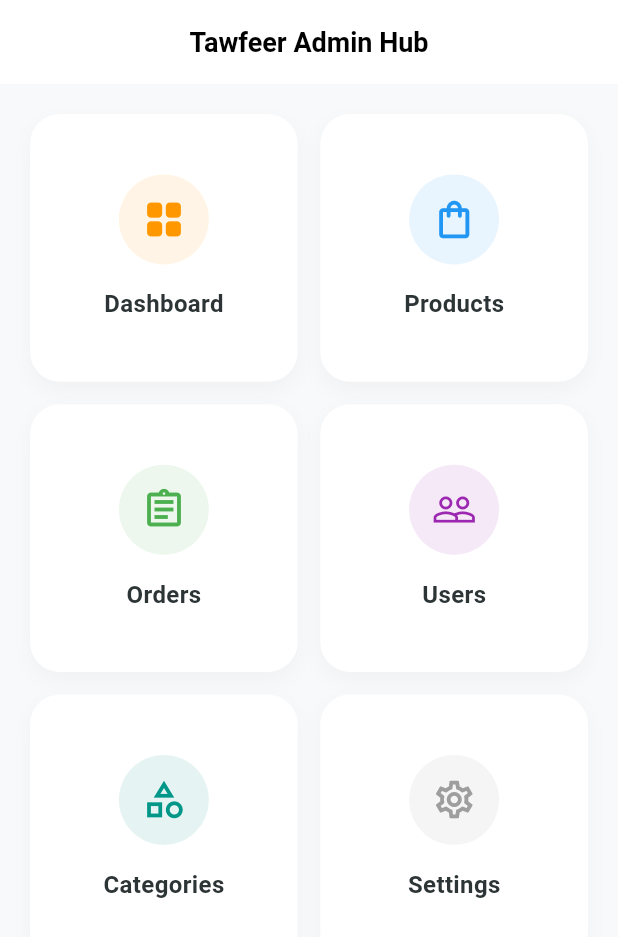
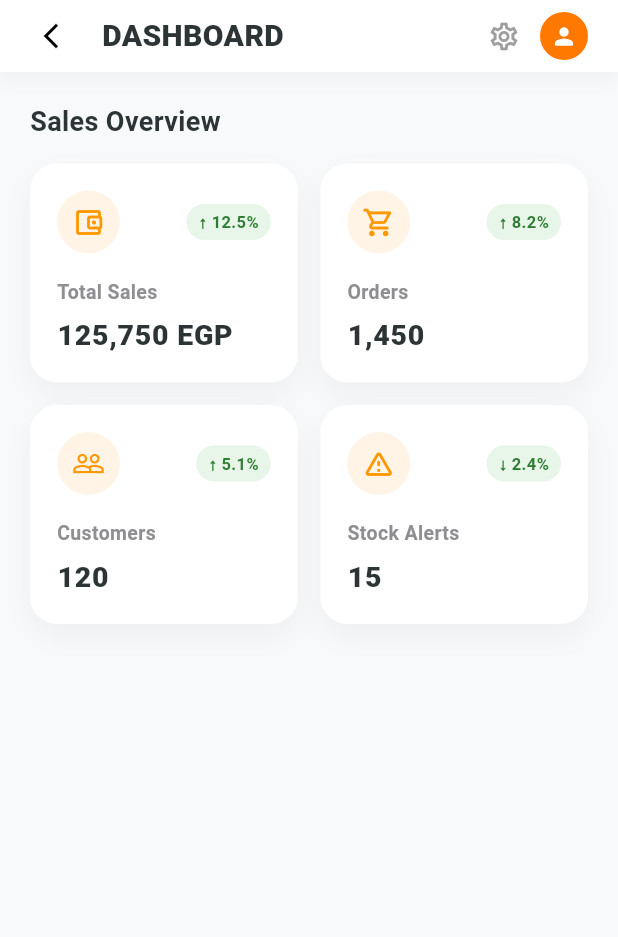
Before and after one commit to abdelwahab-emad/tawfeer_market, a Flutter app: the AdminHubPage screen opened by its route, after a tap on "Dashboard", on a phone screen of 412 x 824 dp. Shown: the top 937 px of the screen. Run offline on Flutter 3.47's test engine with Material 3 defaults, Android fonts, the phone set to English and light mode, and no system bars; our stand-ins replace bloc, carousel_slider, cloud_firestore, firebase_auth, firebase_core, flutter_bloc and 1 more; accounts and stored records are empty.

Commit message:
feat : build dashboard page with custom app bar and dashboard view and build 4 cards using custom state card show sales overview

```diff
--- a/lib/main.dart
+++ b/lib/main.dart
@@ -18,6 +18,7 @@ import 'package:tawfeer_market/l10n/app_localizations.dart';
 import 'package:tawfeer_market/pages/admin_hub_page.dart';
 import 'package:tawfeer_market/pages/cart_page.dart';
 import 'package:tawfeer_market/pages/change_password_page.dart';
+import 'package:tawfeer_market/pages/dashboard_page.dart';
 import 'package:tawfeer_market/pages/home_page.dart';
 import 'package:tawfeer_market/pages/login_page.dart';
 import 'package:tawfeer_market/pages/more_page.dart';
@@ -82,6 +83,7 @@ class TawfeerMarket extends StatelessWidget {
               OrdersPage.id: (context) => const OrdersPage(),
               ChangePasswordPage.id: (context) => const ChangePasswordPage(),
               AdminHubPage.id : (context) => const AdminHubPage(),
+              DashboardPage.id : (context) => const DashboardPage(),
             },
             initialRoute: SplashPage.id,
           );
--- a/lib/pages/admin_hub_page.dart
+++ b/lib/pages/admin_hub_page.dart
@@ -1,7 +1,6 @@
 import 'package:flutter/material.dart';
-import 'package:tawfeer_market/constants.dart';
 import 'package:tawfeer_market/widgets/admin_hub_view.dart';
-import 'package:tawfeer_market/widgets/custom_admin_app_bar.dart';
+import 'package:tawfeer_market/widgets/admin_app_bar.dart';
 
 class AdminHubPage extends StatelessWidget {
   const AdminHubPage({super.key});
@@ -11,7 +10,7 @@ class AdminHubPage extends StatelessWidget {
   Widget build(BuildContext context) {
     return Scaffold(
       backgroundColor: const Color(0xFFF8F9FA),
-      appBar: const CustomAdminAppBar(),
+      appBar: AdminAppBar(),
       body: const AdminHubView(),
     );
   }
--- /dev/null
+++ b/lib/pages/dashboard_page.dart
@@ -0,0 +1,20 @@
+import 'package:flutter/material.dart';
+import 'package:tawfeer_market/widgets/custom_admin_app_bar.dart';
+import 'package:tawfeer_market/widgets/dashboardView.dart';
+
+class DashboardPage extends StatelessWidget {
+  static const String id = 'dashboard_page';
+  const DashboardPage({super.key});
+
+  @override
+  Widget build(BuildContext context) {
+    return Scaffold(
+      backgroundColor: const Color(0xFFF8F9FA),
+      appBar: PreferredSize(
+        preferredSize: const Size.fromHeight(70),
+        child: CustomAdminAppBar(title: 'DASHBOARD'),
+      ),
+      body: DashboardView(),
+    );
+  }
+}
--- /dev/null
+++ b/lib/widgets/admin_app_bar.dart
@@ -0,0 +1,26 @@
+import 'package:flutter/material.dart';
+
+class AdminAppBar extends StatelessWidget implements PreferredSizeWidget {
+  const AdminAppBar({super.key});
+
+  @override
+  Widget build(BuildContext context) {
+    return AppBar(
+      backgroundColor: Colors.white,
+      elevation: 0,
+      automaticallyImplyLeading: false,
+      centerTitle: true,
+      title: const Text(
+        'Tawfeer Admin Hub',
+        style: TextStyle(
+          color: Colors.black,
+          fontWeight: FontWeight.bold,
+          fontSize: 18,
+        ),
+      ),
+    );
+  }
+
+  @override
+  Size get preferredSize => const Size.fromHeight(kToolbarHeight);
+}
--- a/lib/widgets/admin_hub_view.dart
+++ b/lib/widgets/admin_hub_view.dart
@@ -1,4 +1,5 @@
 import 'package:flutter/material.dart';
+import 'package:tawfeer_market/pages/dashboard_page.dart';
 import 'package:tawfeer_market/widgets/hub_card.dart';
 
 class AdminHubView extends StatelessWidget {
@@ -17,7 +18,9 @@ class AdminHubView extends StatelessWidget {
             title: 'Dashboard',
             icon: Icons.grid_view_rounded,
             color: Colors.orange,
-            onTap: () {}
+            onTap: () {
+              Navigator.pushNamed(context, DashboardPage.id);
+            }
           ),
           HubCard(
             title: 'Products',
--- a/lib/widgets/custom_admin_app_bar.dart
+++ b/lib/widgets/custom_admin_app_bar.dart
@@ -1,26 +1,66 @@
 import 'package:flutter/material.dart';
+import 'package:tawfeer_market/constants.dart';
 
-class CustomAdminAppBar extends StatelessWidget implements PreferredSizeWidget {
-  const CustomAdminAppBar({super.key});
+class CustomAdminAppBar extends StatelessWidget {
+  final String title;
+
+  const CustomAdminAppBar({
+    super.key,
+    required this.title,
+  });
 
   @override
   Widget build(BuildContext context) {
-    return AppBar(
-      backgroundColor: Colors.white,
-      elevation: 0,
-      automaticallyImplyLeading: false,
-      centerTitle: true,
-      title: const Text(
-        'Tawfeer Admin Hub',
-        style: TextStyle(
-          color: Colors.black,
-          fontWeight: FontWeight.bold,
-          fontSize: 18,
+    return Container(
+      padding: const EdgeInsets.symmetric(horizontal: 10),
+      decoration: BoxDecoration(
+        color: Colors.white,
+        boxShadow: [
+          BoxShadow(
+            color: Colors.black.withOpacity(0.04),
+            blurRadius: 10,
+            offset: const Offset(0, 4),
+          ),
+        ],
+      ),
+      child: SafeArea(
+        child: Row(
+          children: [
+            IconButton(
+              icon: const Icon(
+                Icons.arrow_back_ios_new,
+                color: Colors.black,
+                size: 20,
+              ),
+              onPressed: () => Navigator.pop(context),
+            ),
+            const SizedBox(width: 10),
+            Text(
+              title,
+              style: const TextStyle(
+                color: Color(0xFF2D3436),
+                fontSize: 20,
+                fontWeight: FontWeight.w800,
+              ),
+            ),
+            const Spacer(),
+            IconButton(
+              onPressed: () {},
+              icon: const Icon(
+                Icons.settings_outlined,
+                color: Colors.grey,
+                size: 22,
+              ),
+            ),
+            const CircleAvatar(
+              radius: 16,
+              backgroundColor: Color(kprimarycolor),
+              child: Icon(Icons.person_rounded, color: Colors.white, size: 18),
+            ),
+            const SizedBox(width: 10),
+          ],
         ),
       ),
     );
   }
-
-  @override
-  Size get preferredSize => const Size.fromHeight(kToolbarHeight);
 }
--- /dev/null
+++ b/lib/widgets/dashboardView.dart
@@ -0,0 +1,70 @@
+import 'package:flutter/material.dart';
+import 'package:tawfeer_market/widgets/state_card.dart';
+
+class DashboardView extends StatelessWidget {
+  const DashboardView({super.key});
+
+  @override
+  Widget build(BuildContext context) {
+    return SingleChildScrollView(
+      padding: const EdgeInsets.all(20.0),
+      child: Column(
+        crossAxisAlignment: CrossAxisAlignment.start,
+        children: [
+          const Text(
+            "Sales Overview",
+            style: TextStyle(
+              fontSize: 18,
+              fontWeight: FontWeight.bold,
+              color: Color(0xFF2D3436),
+            ),
+          ),
+          const SizedBox(height: 15),
+          Row(
+            children: [
+              const Expanded(
+                child: StateCard(
+                  title: 'Total Sales',
+                  value: '125,750 EGP',
+                  percentage: '↑ 12.5%',
+                  icon: Icons.account_balance_wallet_outlined,
+                ),
+              ),
+              const SizedBox(width: 15),
+              const Expanded(
+                child: StateCard(
+                  title: 'Orders',
+                  value: '1,450',
+                  percentage: '↑ 8.2%',
+                  icon: Icons.shopping_cart_outlined,
+                ),
+              ),
+            ],
+          ),
+          const SizedBox(height: 15),
+          Row(
+            children: [
+              const Expanded(
+                child: StateCard(
+                  title: 'Customers',
+                  value: '120',
+                  percentage: '↑ 5.1%',
+                  icon: Icons.people_outline,
+                ),
+              ),
+              const SizedBox(width: 15),
+              const Expanded(
+                child: StateCard(
+                  title: 'Stock Alerts',
+                  value: '15',
+                  percentage: '↓ 2.4%',
+                  icon: Icons.warning_amber_rounded,
+                ),
+              ),
+            ],
+          ),
+        ],
+      ),
+    );
+  }
+}
--- /dev/null
+++ b/lib/widgets/state_card.dart
@@ -0,0 +1,90 @@
+import 'package:flutter/material.dart';
+
+class StateCard extends StatelessWidget {
+  final String title;
+  final String value;
+  final String percentage;
+  final IconData icon;
+
+  const StateCard({
+    super.key,
+    required this.title,
+    required this.value,
+    required this.percentage,
+    required this.icon,
+  });
+
+  @override
+  Widget build(BuildContext context) {
+    return Container(
+      padding: const EdgeInsets.all(18),
+      decoration: BoxDecoration(
+        color: Colors.white,
+        borderRadius: BorderRadius.circular(18),
+        boxShadow: [
+          BoxShadow(
+            color: Colors.black.withOpacity(0.04),
+            blurRadius: 15,
+            offset: const Offset(0, 8),
+          ),
+        ],
+      ),
+      child: Column(
+        crossAxisAlignment: CrossAxisAlignment.start,
+        children: [
+          Row(
+            mainAxisAlignment: MainAxisAlignment.spaceBetween,
+            children: [
+              Container(
+                padding: const EdgeInsets.all(10),
+                decoration: BoxDecoration(
+                  color: const Color(0xFFFF9800).withOpacity(0.1),
+                  shape: BoxShape.circle,
+                ),
+                child: Icon(
+                  icon,
+                  color: const Color(0xFFFF9800),
+                  size: 22,
+                ),
+              ),
+              Container(
+                padding: const EdgeInsets.symmetric(horizontal: 8, vertical: 4),
+                decoration: BoxDecoration(
+                  color: const Color(0xFFE8F5E9),
+                  borderRadius: BorderRadius.circular(12),
+                ),
+                child: Text(
+                  percentage,
+                  style: const TextStyle(
+                    color: Color(0xFF2E7D32),
+                    fontSize: 11,
+                    fontWeight: FontWeight.bold,
+                  ),
+                ),
+              ),
+            ],
+          ),
+          const SizedBox(height: 16),
+          Text(
+            title,
+            style: const TextStyle(
+              color: Color(0xFF8E8E93),
+              fontSize: 13,
+              fontWeight: FontWeight.w600,
+            ),
+          ),
+          const SizedBox(height: 6),
+          Text(
+            value,
+            style: const TextStyle(
+              color: Color(0xFF2D3436),
+              fontSize: 19,
+              fontWeight: FontWeight.w900,
+              letterSpacing: 0.5,
+            ),
+          ),
+        ],
+      ),
+    );
+  }
+}
```
